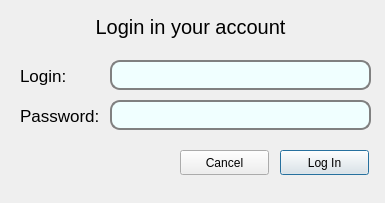
The window that ui/dialog.ui (xcrsx/windscribe_gui) describes before a commit, drawn with Qt 5.
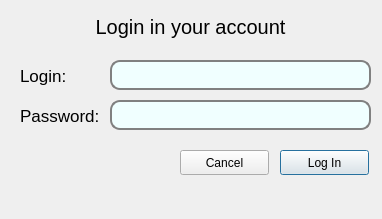
The same window after the commit.

Commit message: hyperlink to windscribe.com for registration in login window dialog

The edit to the form file:
```diff
--- a/ui/dialog.ui
+++ b/ui/dialog.ui
@@ -9,8 +9,8 @@
    <rect>
     <x>0</x>
     <y>0</y>
-    <width>385</width>
-    <height>203</height>
+    <width>382</width>
+    <height>219</height>
    </rect>
   </property>
   <property name="windowTitle">
@@ -134,6 +134,22 @@
     <set>Qt::AlignCenter</set>
    </property>
   </widget>
+  <widget class="QLabel" name="sourceLabel">
+   <property name="geometry">
+    <rect>
+     <x>0</x>
+     <y>190</y>
+     <width>381</width>
+     <height>31</height>
+    </rect>
+   </property>
+   <property name="text">
+    <string/>
+   </property>
+   <property name="alignment">
+    <set>Qt::AlignCenter</set>
+   </property>
+  </widget>
  </widget>
  <resources/>
  <connections>
```
The commit also changes 3 other files.
